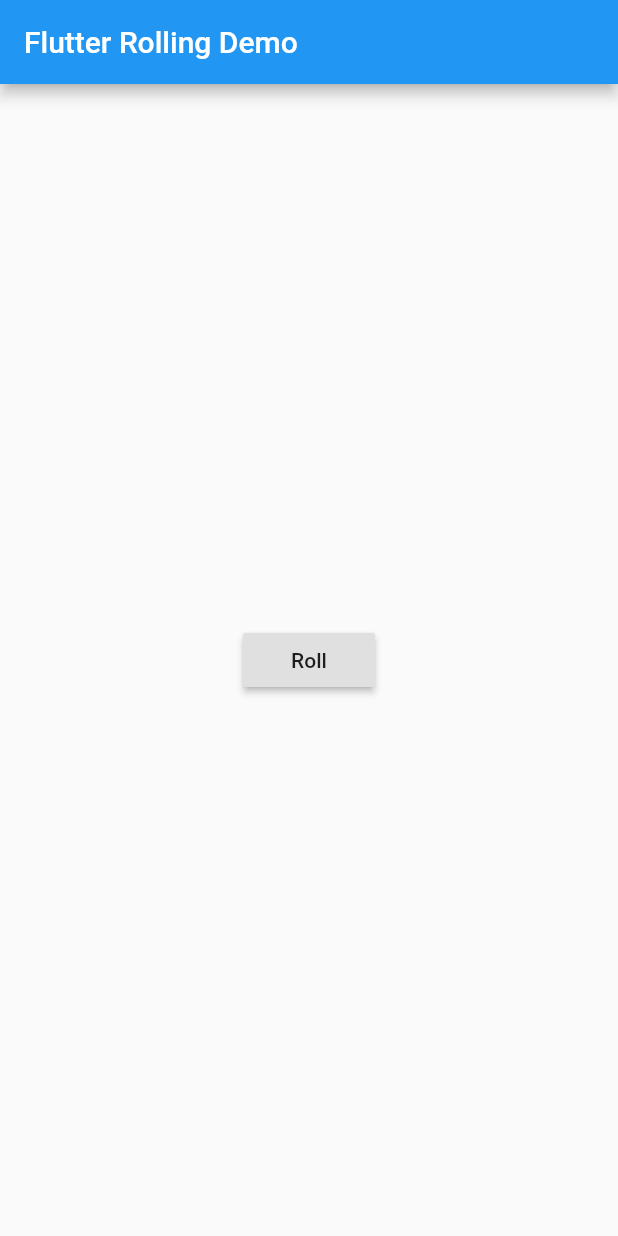
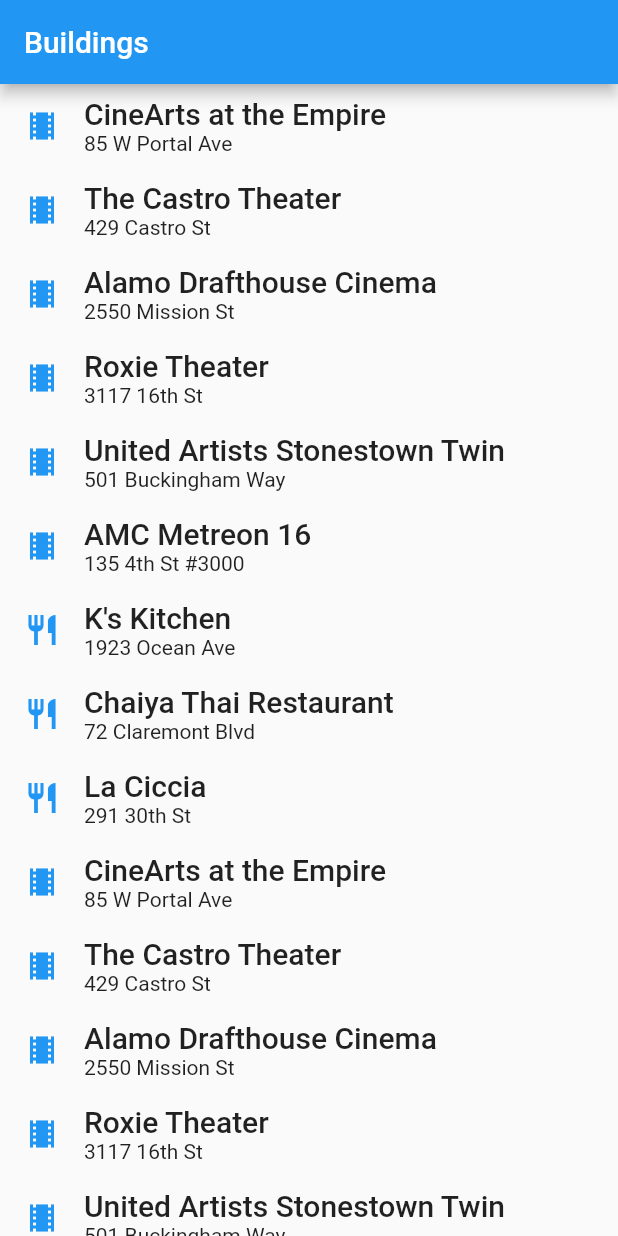
Before and after one commit to tcgwl/flutter_demo, a Flutter app: the screen it shows after launch, on a phone screen of 412 x 824 dp. Run offline on Flutter 3.47's test engine with Material 2 defaults, Android fonts, the phone set to English and light mode, and no system bars.

Commit message:
UI布局和控件

```diff
--- a/lib/main.dart
+++ b/lib/main.dart
@@ -1,68 +1,125 @@
 import 'package:flutter/material.dart';
-import 'dart:math';
 
 void main() {
   runApp(MyApp());
 }
 
-class RollingButton extends StatefulWidget {
-  @override
-  State<StatefulWidget> createState() {
-    return _RollingState();
-  }
-
-}
-
-class _RollingState extends State<RollingButton> {
-  final _random = Random();
-
-  @override
-  Widget build(BuildContext context) {
-    return RaisedButton(
-      onPressed: _onPressed,
-      child: Text('Roll'),
-    );
-  }
-
-
-  void _onPressed() {
-    debugPrint('_RollingState._onPressed()');
-
-    final rollResults = _roll();
-    showDialog(
-        context: context,
-        builder: (_) {
-          return AlertDialog(
-            content: Text('Roll result: (${rollResults[0]}, ${rollResults[1]})'),
-          );
-        }
-    );
-  }
-
-  List<int> _roll() {
-    final roll1 = _random.nextInt(6) + 1;
-    final roll2 = _random.nextInt(6) + 1;
-    return [roll1, roll2];
-  }
-}
-
 class MyApp extends StatelessWidget {
   @override
   Widget build(BuildContext context) {
+    final buildings = [
+      Building(BuildingType.theater, 'CineArts at the Empire', '85 W Portal Ave'),
+      Building(BuildingType.theater, 'The Castro Theater', '429 Castro St'),
+      Building(BuildingType.theater, 'Alamo Drafthouse Cinema', '2550 Mission St'),
+      Building(BuildingType.theater, 'Roxie Theater', '3117 16th St'),
+      Building(BuildingType.theater, 'United Artists Stonestown Twin', '501 Buckingham Way'),
+      Building(BuildingType.theater, 'AMC Metreon 16', '135 4th St #3000'),
+      Building(BuildingType.restaurant, 'K\'s Kitchen', '1923 Ocean Ave'),
+      Building(BuildingType.restaurant, 'Chaiya Thai Restaurant', '72 Claremont Blvd'),
+      Building(BuildingType.restaurant, 'La Ciccia', '291 30th St'),
+
+      // double 一下
+      Building(BuildingType.theater, 'CineArts at the Empire', '85 W Portal Ave'),
+      Building(BuildingType.theater, 'The Castro Theater', '429 Castro St'),
+      Building(BuildingType.theater, 'Alamo Drafthouse Cinema', '2550 Mission St'),
+      Building(BuildingType.theater, 'Roxie Theater', '3117 16th St'),
+      Building(BuildingType.theater, 'United Artists Stonestown Twin', '501 Buckingham Way'),
+      Building(BuildingType.theater, 'AMC Metreon 16', '135 4th St #3000'),
+      Building(BuildingType.restaurant, 'K\'s Kitchen', '1923 Ocean Ave'),
+      Building(BuildingType.restaurant, 'Chaiya Thai Restaurant', '72 Claremont Blvd'),
+      Building(BuildingType.restaurant, 'La Ciccia', '291 30th St'),
+    ];
+
     return MaterialApp(
-      //移动设备使用这个title来表示该应用
-      title: 'First Flutter App',
-      //应用的'主页'
+      title: 'ListView Demo',
       home: Scaffold(
         appBar: AppBar(
-          title: Text('Flutter Rolling Demo'),
+          title: Text('Buildings'),
         ),
-        //屏幕中间放置一按钮
-        body: Center(
-          child: RollingButton(),
-        ),
+        body: BuildingListView(buildings, (position) => debugPrint('item $position clicked.')),
       ),
     );
   }
 
 }
+
+//数据建模
+enum BuildingType { theater, restaurant }
+
+class Building {
+  final BuildingType type;
+  final String title;
+  final String address;
+
+  Building(this.type, this.title, this.address);
+}
+
+//定义一个回调接口
+typedef OnItemClickListener = void Function(int position);
+
+//item的UI
+class ItemView extends StatelessWidget {
+  final int position;
+  final Building building;
+  final OnItemClickListener listener;
+
+  //listener会从ListView那边传过来
+  ItemView(this.position, this.building, this.listener);
+
+  @override
+  Widget build(BuildContext context) {
+    final icon = Icon(
+        building.type == BuildingType.restaurant
+            ? Icons.restaurant
+            : Icons.theaters,
+        color: Colors.blue[500]
+    );
+    final widget = Row(
+      children: <Widget>[
+        Container(
+          margin: EdgeInsets.all(16.0),
+          child: icon,
+        ),
+        Expanded(
+          child: Column(
+            crossAxisAlignment: CrossAxisAlignment.start,
+            children: <Widget>[
+              Text(
+                building.title,
+                style: TextStyle(
+                    fontSize: 20.0,
+                    fontWeight: FontWeight.w500
+                ),
+              ),
+              Text(building.address)
+            ],
+          ),
+        )
+      ],
+    );
+
+    // 一般来说，为了监听手势事件，我们使用 GestureDetector。
+    // 但这里为了在点击的时候有个水波纹效果，使用的是 InkWell。
+    return InkWell(
+      onTap: () => listener(position),
+      child: widget,
+    );
+  }
+}
+
+class BuildingListView extends StatelessWidget {
+  final List<Building> buildings;
+  final OnItemClickListener listener;
+
+  BuildingListView(this.buildings, this.listener);
+
+  @override
+  Widget build(BuildContext context) {
+    return ListView.builder(
+        itemCount: buildings.length,
+        itemBuilder: (context, position) {
+          return ItemView(position, buildings[position], listener);
+        }
+    );
+  }
+}
--- a/pubspec.yaml
+++ b/pubspec.yaml
@@ -41,8 +41,8 @@ flutter:
   uses-material-design: true
 
   # To add assets to your application, add an assets section, like this:
-  # assets:
-  #  - images/a_dot_burr.jpeg
+  assets:
+    - images/lake.jpg
   #  - images/a_dot_ham.jpeg
 
   # An image asset can refer to one or more resolution-specific "variants", see
```
Also changed, not shown: lib/main0.dart (added, +68 -0 lines), lib/main1.dart (added, +148 -0 lines), images/lake.jpg (added), pubspec.lock.
